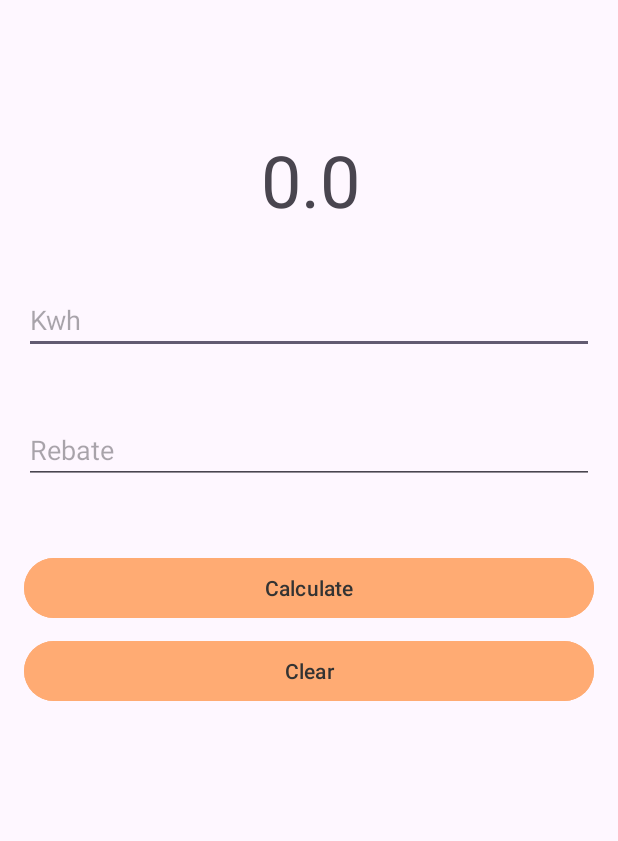
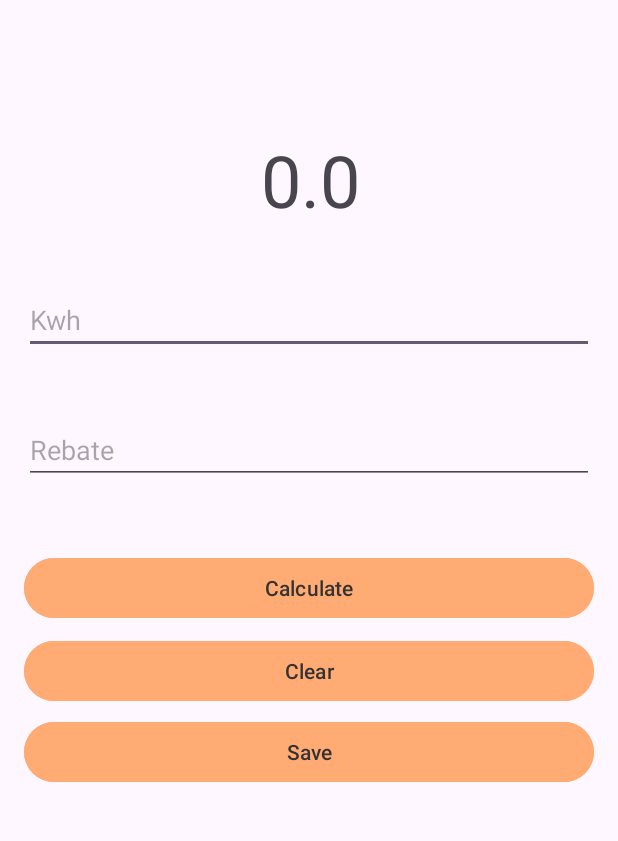
Before and after one commit to AhmadZahidi/ElectricBillCalculator, an Android app: the screen it shows after launch (MainActivity), on a phone screen of 412 x 824 dp, the part 96-937 px from its top. Run offline under Robolectric (Android 15) with nearby library versions, the phone set to English and light mode, and no system bars; our stand-ins replace Firebase (no records; nobody signed in at launch, a user with empty details on screens opened directly).

Commit message:
be able to save to remote database

```diff
--- a/app/build.gradle.kts
+++ b/app/build.gradle.kts
@@ -1,5 +1,6 @@
 plugins {
     alias(libs.plugins.android.application)
+    alias(libs.plugins.google.gms.google.services)
 }
 
 android {
@@ -37,6 +38,7 @@ dependencies {
     implementation(libs.material)
     implementation(libs.activity)
     implementation(libs.constraintlayout)
+    implementation(libs.firebase.database)
     testImplementation(libs.junit)
     androidTestImplementation(libs.ext.junit)
     androidTestImplementation(libs.espresso.core)
--- a/app/src/main/AndroidManifest.xml
+++ b/app/src/main/AndroidManifest.xml
@@ -1,6 +1,8 @@
 <?xml version="1.0" encoding="utf-8"?>
 <manifest xmlns:android="http://schemas.android.com/apk/res/android"
     xmlns:tools="http://schemas.android.com/tools">
+    <uses-permission android:name="android.permission.INTERNET"/>
+    <uses-permission android:name="android.permission.ACCESS_NETWORK_STATE"/>
 
     <application
         android:allowBackup="true"
--- a/app/src/main/res/layout/activity_main.xml
+++ b/app/src/main/res/layout/activity_main.xml
@@ -89,4 +89,18 @@
         app:layout_constraintTop_toTopOf="@+id/my_toolbar"
         app:layout_constraintVertical_bias="0.628" />
 
+    <Button
+        android:id="@+id/btnSave"
+        android:layout_width="0dp"
+        android:layout_height="wrap_content"
+        android:layout_marginHorizontal="16dp"
+        android:backgroundTint="#FFAB73"
+        android:text="Save"
+        android:textColor="#333333"
+        app:layout_constraintBottom_toBottomOf="parent"
+        app:layout_constraintEnd_toEndOf="parent"
+        app:layout_constraintStart_toStartOf="parent"
+        app:layout_constraintTop_toTopOf="@+id/my_toolbar"
+        app:layout_constraintVertical_bias="0.698" />
+
 </androidx.constraintlayout.widget.ConstraintLayout>
--- a/build.gradle.kts
+++ b/build.gradle.kts
@@ -1,4 +1,5 @@
 // Top-level build file where you can add configuration options common to all sub-projects/modules.
 plugins {
     alias(libs.plugins.android.application) apply false
+    alias(libs.plugins.google.gms.google.services) apply false
 }
--- a/gradle/libs.versions.toml
+++ b/gradle/libs.versions.toml
@@ -7,6 +7,8 @@ appcompat = "1.7.0"
 material = "1.12.0"
 activity = "1.9.3"
 constraintlayout = "2.2.0"
+googleGmsGoogleServices = "4.3.14"
+firebaseDatabase = "20.1.0"
 
 [libraries]
 junit = { group = "junit", name = "junit", version.ref = "junit" }
@@ -16,6 +18,8 @@ appcompat = { group = "androidx.appcompat", name = "appcompat", version.ref = "a
 material = { group = "com.google.android.material", name = "material", version.ref = "material" }
 activity = { group = "androidx.activity", name = "activity", version.ref = "activity" }
 constraintlayout = { group = "androidx.constraintlayout", name = "constraintlayout", version.ref = "constraintlayout" }
+firebase-database = { group = "com.google.firebase", name = "firebase-database", version.ref = "firebaseDatabase" }
 
 [plugins]
 android-application = { id = "com.android.application", version.ref = "agp" }
+google-gms-google-services = { id = "com.google.gms.google-services", version.ref = "googleGmsGoogleServices" }
```
Also changed, not shown: app/src/main/java/com/example/electricbillcalculator/MainActivity.java (+138 -40 lines), 1 other file.
